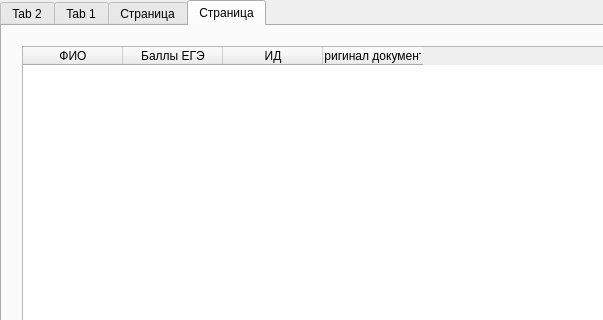
Qt form top.ui (BagrKonstantin/nti_contest_alfa) before a commit; both pictures show x 0 to 603 and y 0 to 320 of the 776 by 718 pixel window.
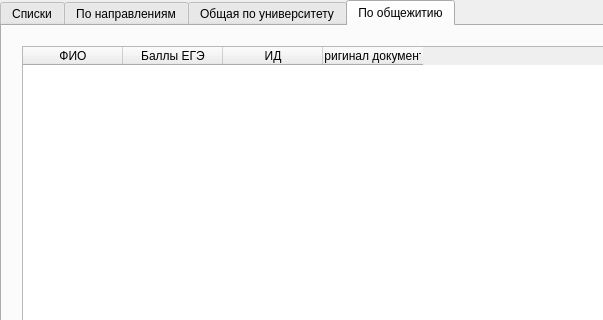
The same form after that commit.

```diff
--- a/top.ui
+++ b/top.ui
@@ -28,7 +28,7 @@
     </property>
     <widget class="QWidget" name="tab_2">
      <attribute name="title">
-      <string>Tab 2</string>
+      <string>Списки</string>
      </attribute>
      <widget class="QTableWidget" name="tableWidget_2">
       <property name="geometry">
@@ -73,7 +73,7 @@
     </widget>
     <widget class="QWidget" name="tab">
      <attribute name="title">
-      <string>Tab 1</string>
+      <string>По направлениям</string>
      </attribute>
      <widget class="QTableWidget" name="tableWidget">
       <property name="geometry">
@@ -149,7 +149,7 @@
     </widget>
     <widget class="QWidget" name="tab_3">
      <attribute name="title">
-      <string>Страница</string>
+      <string>Общая по университету</string>
      </attribute>
      <widget class="QTableWidget" name="tableWidget_3">
       <property name="geometry">
@@ -184,7 +184,7 @@
     </widget>
     <widget class="QWidget" name="tab_4">
      <attribute name="title">
-      <string>Страница</string>
+      <string>По общежитию</string>
      </attribute>
      <widget class="QTableWidget" name="tableWidget_4">
       <property name="geometry">
```
Left out of the diff: 2 changed lines with no effect on the pictures.
